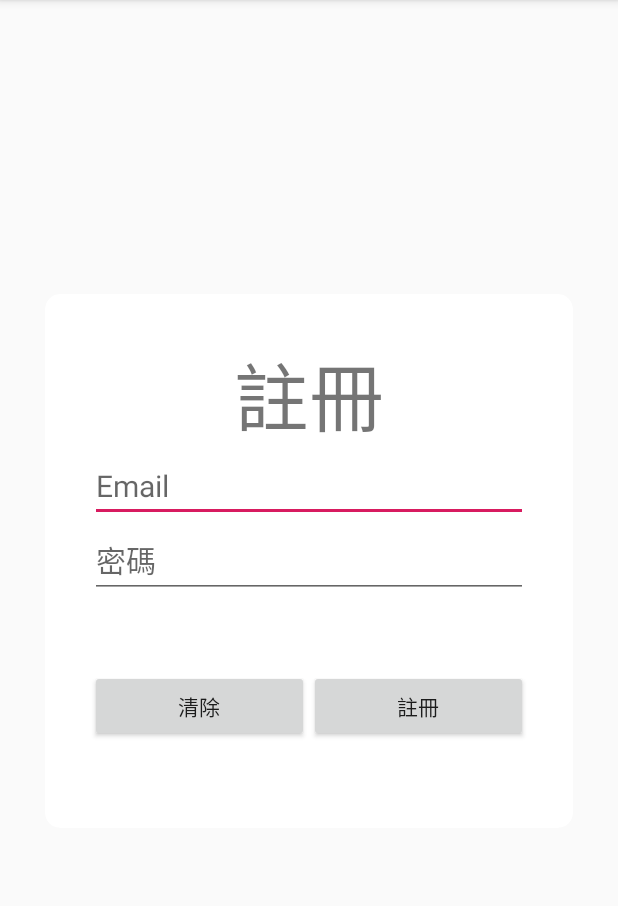
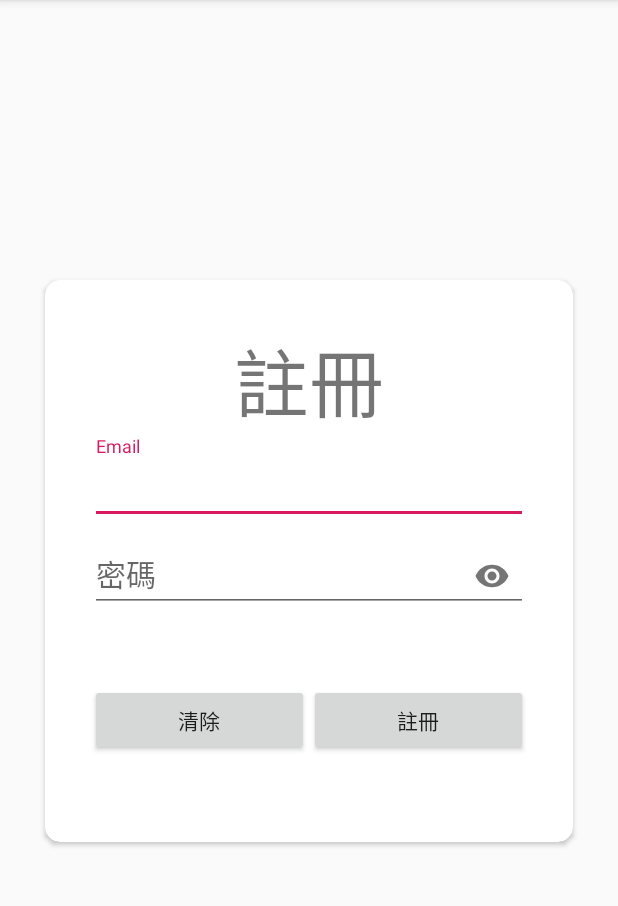
Before and after one commit to eebrian123tw93/FirebaseChatAppTest, an Android app: the RegisterFragment screen opened directly, with no data from a screen before it, on a phone screen of 412 x 824 dp, the part 84-990 px from its top. Run offline under Robolectric (Android 15) with nearby library versions, the phone set to English and light mode, and no system bars; our stand-ins replace Firebase (no records; nobody signed in at launch, a user with empty details on screens opened directly); libraries missing offline, so code that uses them is left out: com.shashank.sony.

Commit message:
密碼眼睛

```diff
--- a/app/src/main/res/layout/fragment_register.xml
+++ b/app/src/main/res/layout/fragment_register.xml
@@ -51,7 +51,10 @@
                     android:layout_width="match_parent"
                     android:layout_height="match_parent"
                     android:orientation="horizontal">
-
+                    <android.support.design.widget.TextInputLayout
+                        android:id="@+id/email"
+                        android:layout_width="match_parent"
+                        android:layout_height="wrap_content">
                     <EditText
                         android:id="@+id/email_editText"
                         android:layout_width="match_parent"
@@ -62,14 +65,19 @@
                         android:textSize="20sp"
                         tools:layout_editor_absoluteX="134dp"
                         tools:layout_editor_absoluteY="157dp" />
+                    </android.support.design.widget.TextInputLayout>
                 </LinearLayout>
 
                 <LinearLayout
                     android:layout_width="match_parent"
                     android:layout_height="match_parent"
                     android:orientation="horizontal">
-
-                    <EditText
+                    <android.support.design.widget.TextInputLayout
+                        android:id="@+id/password"
+                        android:layout_width="match_parent"
+                        android:layout_height="wrap_content"
+                        app:passwordToggleEnabled="true">
+                        <android.support.design.widget.TextInputEditText
                             android:id="@+id/password_editText"
                             android:layout_width="match_parent"
                             android:layout_height="wrap_content"
@@ -79,6 +87,8 @@
                             android:textSize="20sp"
                             tools:layout_editor_absoluteX="134dp"
                             tools:layout_editor_absoluteY="157dp" />
+                    </android.support.design.widget.TextInputLayout>
+
                 </LinearLayout>
 
                 <LinearLayout
```
Also changed, not shown: app/src/main/res/layout/fragment_login.xml (+14 -3 lines). Lines whose indentation alone changed are shown as unchanged.
